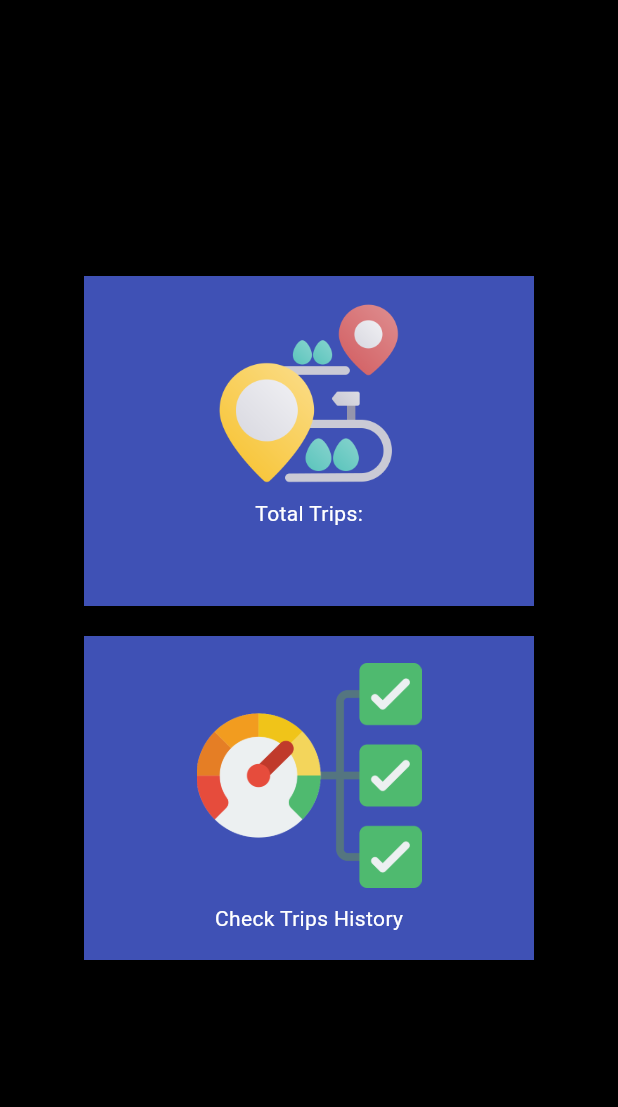
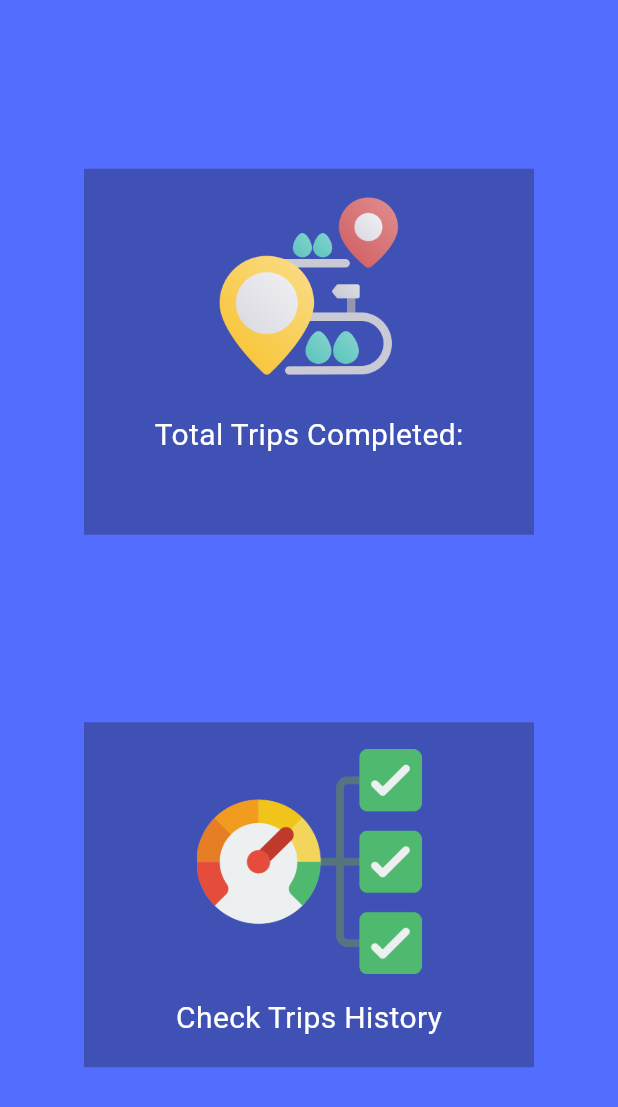
Before and after one commit to huyk21/BRT_DRIVER, a Flutter app: the TripsPage screen opened directly, on a phone screen of 412 x 824 dp. Shown: the top 1107 px of the screen. Run offline on Flutter 3.47's test engine with Material 3 defaults, Android fonts, the phone set to English and light mode, and no system bars; our stand-ins replace assets_audio_player, connectivity_plus, firebase_auth, firebase_core, firebase_database, firebase_messaging and 5 more; missing offline and left inert: flutter_geofire, flutter_polyline_points, restart_app; accounts and stored records are empty.

Commit message:
enhance UI of pages + change background color

```diff
--- a/lib/pages/earnings_page.dart
+++ b/lib/pages/earnings_page.dart
@@ -41,14 +41,16 @@ class _EarningsPageState extends State<EarningsPage>
   @override
   Widget build(BuildContext context) {
     return Scaffold(
+      backgroundColor: Colors.indigoAccent,
       body: Column(
         mainAxisAlignment: MainAxisAlignment.center,
         children: [
 
           Center(
             child: Container(
-              color: Colors.indigo,
+              color: Colors.indigoAccent,
               width: 300,
+              margin: const EdgeInsets.symmetric(vertical: 15.0),
               child: Padding(
                 padding: const EdgeInsets.all(18.0),
                 child: Column(
--- a/lib/pages/new_trip_page.dart
+++ b/lib/pages/new_trip_page.dart
@@ -331,7 +331,7 @@ class _NewTripPageState extends State<NewTripPage>
 
         double newTotalEarnings = previousTotalEarnings + fareAmountForTrip;
 
-        driverEarningsRef.set(newTotalEarnings);
+        driverEarningsRef.set(double.parse(newTotalEarnings.toStringAsFixed(2)));
       }
       else
       {
--- a/lib/pages/trips_page.dart
+++ b/lib/pages/trips_page.dart
@@ -59,15 +59,16 @@ class _TripsPageState extends State<TripsPage>
   @override
   Widget build(BuildContext context) {
     return Scaffold(
+      backgroundColor: Colors.indigoAccent,
       body: Column(
         mainAxisAlignment: MainAxisAlignment.center,
         children: [
-
           //Total Trips
           Center(
             child: Container(
               color: Colors.indigo,
               width: 300,
+              margin: const EdgeInsets.fromLTRB(25.0, 50.0, 25.0, 50.0),
               child: Padding(
                 padding: const EdgeInsets.all(18.0),
                 child: Column(
@@ -76,13 +77,14 @@ class _TripsPageState extends State<TripsPage>
                     Image.asset("assets/images/totaltrips.png", width: 120,),
 
                     const SizedBox(
-                      height: 10,
+                      height: 25,
                     ),
 
                     const Text(
-                      "Total Trips:",
+                      "Total Trips Completed:",
                       style: TextStyle(
                         color: Colors.white,
+                        fontSize: 20
                       ),
                     ),
 
@@ -102,7 +104,7 @@ class _TripsPageState extends State<TripsPage>
           ),
 
           const SizedBox(
-            height: 20,
+            height: 25,
           ),
 
           //check trip history
@@ -114,6 +116,7 @@ class _TripsPageState extends State<TripsPage>
             child: Center(
               child: Container(
                 color: Colors.indigo,
+                margin: const EdgeInsets.fromLTRB(25.0, 50.0, 25.0, 50.0),
                 width: 300,
                 child: Padding(
                   padding: const EdgeInsets.all(18.0),
@@ -123,13 +126,14 @@ class _TripsPageState extends State<TripsPage>
                       Image.asset("assets/images/tripscompleted.png", width: 150,),
 
                       const SizedBox(
-                        height: 10,
+                        height: 15,
                       ),
 
                       const Text(
                         "Check Trips History",
                         style: TextStyle(
                           color: Colors.white,
+                          fontSize: 20
                         ),
                       ),
 
```
Also changed, not shown: lib/pages/profile_page.dart (+4 -6 lines).
